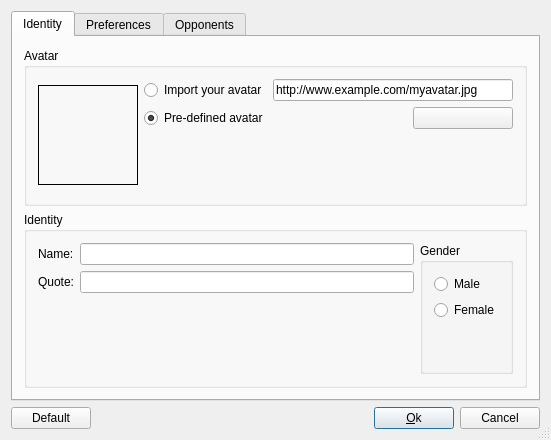
Qt form src/desktop/forms/OptionsUI.ui (arabine/icl) before a commit.
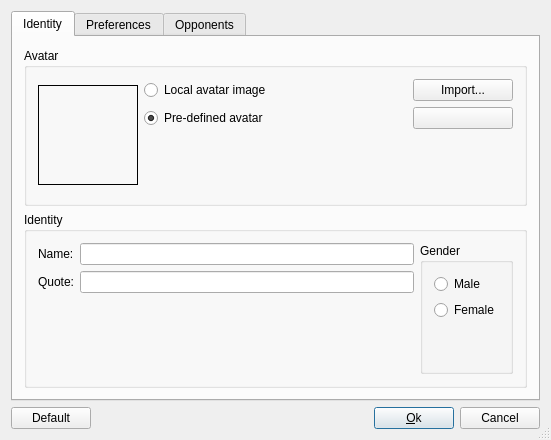
The same form after that commit. Icons and pictures are not drawn.

Commit message: New option to use custom avatar file from an URL or a local image

What changed in the file:
```diff
--- a/src/desktop/forms/OptionsUI.ui
+++ b/src/desktop/forms/OptionsUI.ui
@@ -39,7 +39,7 @@
           <string>Avatar</string>
          </property>
          <layout class="QGridLayout" name="gridLayout_6">
-          <item row="0" column="0">
+          <item row="0" column="0" rowspan="3">
            <widget class="QLabel" name="pixSud">
             <property name="minimumSize">
              <size>
@@ -71,26 +71,36 @@
            </widget>
           </item>
           <item row="0" column="1">
-           <layout class="QVBoxLayout" name="verticalLayout_3">
+           <layout class="QHBoxLayout" name="horizontalLayout_10">
             <item>
-             <layout class="QHBoxLayout" name="horizontalLayout_15">
-              <item>
-               <widget class="QRadioButton" name="radioHttp">
+             <widget class="QRadioButton" name="radioLocal">
                 <property name="text">
-                 <string>Import your avatar</string>
+               <string>Local avatar image</string>
                 </property>
                </widget>
               </item>
               <item>
-               <widget class="QLineEdit" name="lineEditHttpAvatar">
+             <widget class="QPushButton" name="buttonImport">
+              <property name="minimumSize">
+               <size>
+                <width>100</width>
+                <height>20</height>
+               </size>
+              </property>
+              <property name="maximumSize">
+               <size>
+                <width>100</width>
+                <height>100</height>
+               </size>
+              </property>
                 <property name="text">
-                 <string>http://www.example.com/myavatar.jpg</string>
+               <string>Import...</string>
                 </property>
                </widget>
               </item>
              </layout>
             </item>
-            <item>
+          <item row="1" column="1">
              <layout class="QHBoxLayout" name="horizontalLayout_4">
               <item>
                <widget class="QRadioButton" name="radioPredefined">
@@ -130,7 +140,7 @@
               </item>
              </layout>
             </item>
-            <item>
+          <item row="2" column="1">
              <spacer name="verticalSpacer">
               <property name="orientation">
                <enum>Qt::Vertical</enum>
@@ -138,12 +148,10 @@
               <property name="sizeHint" stdset="0">
                <size>
                 <width>20</width>
-                <height>40</height>
+              <height>38</height>
                </size>
               </property>
              </spacer>
-            </item>
-           </layout>
           </item>
          </layout>
         </widget>
```
Lines whose indentation alone changed are shown as unchanged. The commit also changes 8 other files.
